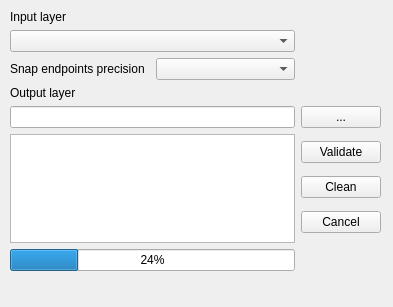
This is road_network_cleaner_dockwidget_base.ui in spacesyntax/Rcl-topology-cleaner as Qt 5 draws it before an edit. The edited form follows.
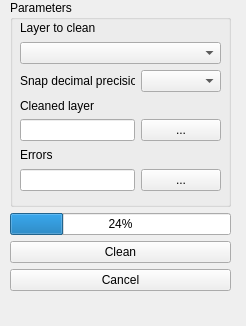
This is the edited form.

What changed in the file:
```diff
--- a/road_network_cleaner_dockwidget_base.ui
+++ b/road_network_cleaner_dockwidget_base.ui
@@ -6,106 +6,130 @@
    <rect>
     <x>0</x>
     <y>0</y>
-    <width>393</width>
-    <height>307</height>
+    <width>246</width>
+    <height>326</height>
    </rect>
   </property>
-  <property name="sizePolicy">
-   <sizepolicy hsizetype="Minimum" vsizetype="Minimum">
-    <horstretch>0</horstretch>
-    <verstretch>0</verstretch>
-   </sizepolicy>
-  </property>
   <property name="windowTitle">
    <string>RoadNetworkCleaner</string>
   </property>
   <widget class="QWidget" name="dockWidgetContents">
-   <widget class="QWidget" name="gridLayoutWidget_2">
+   <widget class="QWidget" name="">
     <property name="geometry">
      <rect>
       <x>10</x>
-      <y>10</y>
-      <width>371</width>
-      <height>261</height>
+      <y>0</y>
+      <width>221</width>
+      <height>291</height>
      </rect>
     </property>
-    <layout class="QGridLayout" name="gridLayout_2">
-     <item row="4" column="1">
-      <widget class="QPushButton" name="browseButton">
-       <property name="text">
-        <string>...</string>
+    <layout class="QVBoxLayout" name="verticalLayout">
+     <item>
+      <widget class="QGroupBox" name="groupBox">
+       <property name="title">
+        <string>Parameters</string>
        </property>
+       <widget class="QWidget" name="gridLayoutWidget_2">
+        <property name="geometry">
+         <rect>
+          <x>10</x>
+          <y>20</y>
+          <width>201</width>
+          <height>171</height>
+         </rect>
+        </property>
+        <layout class="QGridLayout" name="gridLayout_2">
+         <item row="5" column="0">
+          <widget class="QLabel" name="label_4">
+           <property name="text">
+            <string>Errors</string>
+           </property>
+          </widget>
+         </item>
+         <item row="0" column="0">
+          <widget class="QLabel" name="label">
+           <property name="text">
+            <string>Layer to clean</string>
+           </property>
+          </widget>
+         </item>
+         <item row="3" column="0">
+          <widget class="QLabel" name="label_2">
+           <property name="text">
+            <string>Cleaned layer</string>
+           </property>
+          </widget>
+         </item>
+         <item row="4" column="0">
+          <layout class="QHBoxLayout" name="horizontalLayout_2">
+           <item>
+            <widget class="QLineEdit" name="outputText"/>
+           </item>
+          </layout>
+         </item>
+         <item row="6" column="0">
+          <layout class="QHBoxLayout" name="horizontalLayout_3">
+           <item>
+            <widget class="QLineEdit" name="outputText_2"/>
+           </item>
+          </layout>
+         </item>
+         <item row="6" column="1">
+          <widget class="QPushButton" name="browseButton_2">
+           <property name="text">
+            <string>...</string>
+           </property>
+          </widget>
+         </item>
+         <item row="2" column="0">
+          <layout class="QHBoxLayout" name="horizontalLayout">
+           <item>
+            <widget class="QLabel" name="label_3">
+             <property name="text">
+              <string>Snap decimal precision </string>
+             </property>
+            </widget>
+           </item>
+          </layout>
+         </item>
+         <item row="1" column="0" colspan="2">
+          <widget class="QComboBox" name="inputCombo"/>
+         </item>
+         <item row="2" column="1">
+          <widget class="QComboBox" name="toleranceCombo"/>
+         </item>
+         <item row="4" column="1">
+          <widget class="QPushButton" name="browseButton">
+           <property name="text">
+            <string>...</string>
+           </property>
+          </widget>
+         </item>
+        </layout>
+       </widget>
       </widget>
      </item>
-     <item row="6" column="0">
+     <item>
       <widget class="QProgressBar" name="progressBar">
        <property name="value">
         <number>24</number>
        </property>
       </widget>
      </item>
-     <item row="5" column="0">
-      <widget class="QTextEdit" name="textEdit"/>
-     </item>
-     <item row="3" column="0">
-      <widget class="QLabel" name="label_2">
+     <item>
+      <widget class="QPushButton" name="cleanButton">
        <property name="text">
-        <string>Output layer</string>
+        <string>Clean</string>
        </property>
       </widget>
      </item>
-     <item row="1" column="0">
-      <widget class="QComboBox" name="inputCombo"/>
-     </item>
-     <item row="4" column="0">
-      <widget class="QLineEdit" name="outputText"/>
-     </item>
-     <item row="5" column="1">
-      <layout class="QVBoxLayout" name="verticalLayout_2">
-       <item>
-        <widget class="QPushButton" name="validateButton">
-         <property name="text">
-          <string>Validate</string>
-         </property>
-        </widget>
-       </item>
-       <item>
-        <widget class="QPushButton" name="cleanButton">
-         <property name="text">
-          <string>Clean</string>
-         </property>
-        </widget>
-       </item>
-       <item>
-        <widget class="QPushButton" name="cancelButton">
-         <property name="text">
-          <string>Cancel</string>
-         </property>
-        </widget>
-       </item>
-      </layout>
-     </item>
-     <item row="0" column="0">
-      <widget class="QLabel" name="label">
+     <item>
+      <widget class="QPushButton" name="cancelButton">
        <property name="text">
-        <string>Input layer </string>
+        <string>Cancel</string>
        </property>
       </widget>
      </item>
-     <item row="2" column="0">
-      <layout class="QHBoxLayout" name="horizontalLayout">
-       <item>
-        <widget class="QLabel" name="label_3">
-         <property name="text">
-          <string>Snap endpoints precision </string>
-         </property>
-        </widget>
-       </item>
-       <item>
-        <widget class="QComboBox" name="toleranceCombo"/>
-       </item>
-      </layout>
-     </item>
     </layout>
    </widget>
   </widget>
```
Left out of the diff: 7 changed lines with no effect on the pictures.
